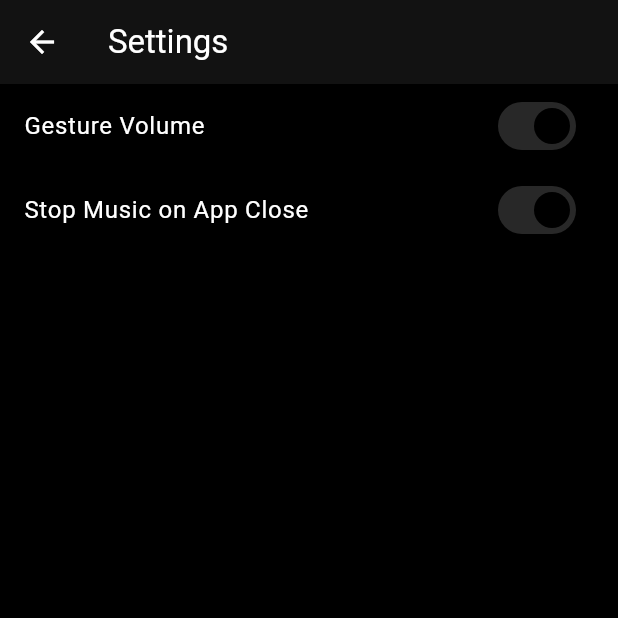
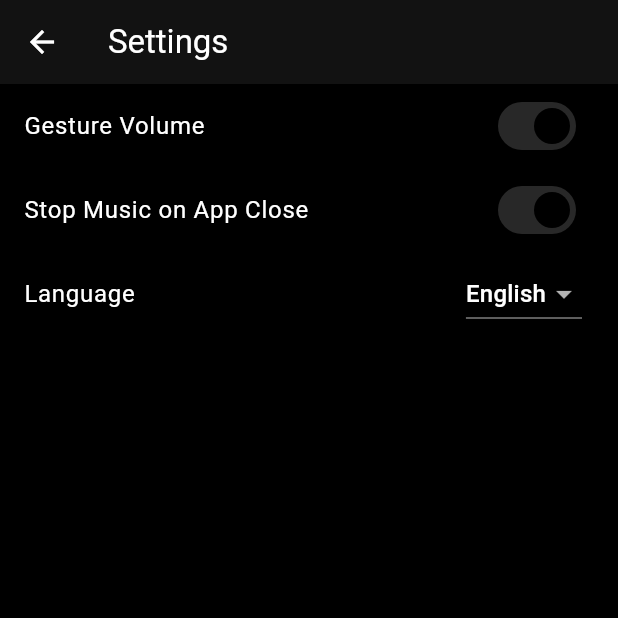
Before and after one commit to mr-harsh-ji/raag_music, a Flutter app: the screen it shows after launch, in the side drawer, after a tap on "Settings", on a phone screen of 412 x 824 dp, the top half of it. Run offline on Flutter 3.47's test engine with Material 3 defaults, Android fonts, the phone set to English and light mode, and no system bars; our stand-ins replace audio_service, get_it, just_audio, marquee, on_audio_query, package_info_plus and 2 more.

Commit message:
Language feature added (not live yet)

```diff
--- /dev/null
+++ b/lib/locals/lang/en.dart
@@ -0,0 +1,13 @@
+const Map<String, String> en = {
+  "songs": "Songs",
+  "albums": "Albums",
+  "artists": "Artists",
+  "playlists": "Playlists",
+  "genres": "Genres",
+  "settings": "Settings",
+  "about": "About",
+  "search": "Search",
+  "now_playing": "Now Playing",
+  "folders": "Folders",
+  "language": "Language"
+};
--- /dev/null
+++ b/lib/locals/lang/hi.dart
@@ -0,0 +1,13 @@
+const Map<String, String> hi = {
+  "songs": "गाने",
+  "albums": "एलबम",
+  "artists": "कलाकार",
+  "playlists": "प्लेलिस्ट",
+  "genres": "शैलियाँ",
+  "settings": "सेटिंग्स",
+  "about": "हमारे बारे में",
+  "search": "खोजें",
+  "now_playing": "अभी चल रहा है",
+  "folders": "फोल्डर",
+  "language": "भाषा"
+};
--- /dev/null
+++ b/lib/locals/lang/ur.dart
@@ -0,0 +1,13 @@
+const Map<String, String> ur = {
+  "songs": "گانے",
+  "albums": "البمز",
+  "artists": "فنکار",
+  "playlists": "پلے لسٹس",
+  "genres": "اصناف",
+  "settings": "ترتیبات",
+  "about": "ہمارے بارے میں",
+  "search": "تلاش کریں",
+  "now_playing": "اب چل رہا ہے۔",
+  "folders": "فولڈرز",
+  "language": "زبان"
+};
--- /dev/null
+++ b/lib/locals/language_provider.dart
@@ -0,0 +1,30 @@
+import 'package:flutter/material.dart';
+import 'package:raag_music/locals/lang/en.dart';
+import 'package:raag_music/locals/lang/hi.dart';
+import 'package:raag_music/locals/lang/ur.dart';
+
+class LanguageProvider with ChangeNotifier {
+  Locale _appLocale = const Locale('en');
+  Map<String, String> _localizedStrings = en;
+
+  final Map<String, Map<String, String>> _languages = {
+    'en': en,
+    'hi': hi,
+    'ur': ur,
+  };
+
+  Locale get appLocale => _appLocale;
+
+  void changeLanguage(Locale newLocale) {
+    if (_appLocale == newLocale) {
+      return;
+    }
+    _appLocale = newLocale;
+    _localizedStrings = _languages[newLocale.languageCode] ?? en;
+    notifyListeners();
+  }
+
+  String getTranslatedString(String key) {
+    return _localizedStrings[key] ?? key;
+  }
+}
--- /dev/null
+++ b/lib/locals/string_extension.dart
@@ -0,0 +1,8 @@
+import 'package:get_it/get_it.dart';
+import 'package:raag_music/locals/language_provider.dart';
+
+extension Translate on String {
+  String get tr {
+    return GetIt.instance<LanguageProvider>().getTranslatedString(this);
+  }
+}
--- a/lib/main.dart
+++ b/lib/main.dart
@@ -1,37 +1,76 @@
 import 'package:audio_service/audio_service.dart';
 import 'package:flutter/material.dart';
+import 'package:flutter_localizations/flutter_localizations.dart';
 import 'package:get_it/get_it.dart';
 import 'package:permission_handler/permission_handler.dart';
 import 'package:provider/provider.dart';
 import 'package:raag_music/services/audio_handler.dart';
+import 'package:shared_preferences/shared_preferences.dart';
 
 import 'App Themes/theme_provider.dart';
+import 'locals/language_provider.dart';
 import 'screens/bottom_navigation_screen.dart';
 
 Future<void> main() async {
   WidgetsFlutterBinding.ensureInitialized();
   await Permission.notification.request();
+
+  final languageProvider = LanguageProvider();
+  GetIt.instance.registerSingleton<LanguageProvider>(languageProvider);
   GetIt.instance.registerSingleton<AudioHandler>(await initAudioService());
-  runApp(ChangeNotifierProvider(
-    create: (_) => ThemeProvider(),
+
+  runApp(
+    MultiProvider(
+      providers: [
+        ChangeNotifierProvider(create: (_) => ThemeProvider()),
+        ChangeNotifierProvider.value(value: languageProvider),
+      ],
       child: const MyApp(),
-  ),);
+    ),
+  );
 }
 
-class MyApp extends StatelessWidget {
+class MyApp extends StatefulWidget {
   const MyApp({super.key});
 
   @override
+  State<MyApp> createState() => _MyAppState();
+}
+
+class _MyAppState extends State<MyApp> {
+  @override
+  void initState() {
+    super.initState();
+    _loadLanguage();
+  }
+
+  Future<void> _loadLanguage() async {
+    final prefs = await SharedPreferences.getInstance();
+    final languageCode = prefs.getString('languageCode') ?? 'en';
+    GetIt.instance<LanguageProvider>().changeLanguage(Locale(languageCode));
+  }
+
+  @override
   Widget build(BuildContext context) {
-    return Consumer<ThemeProvider>(
-        builder: (context, theme, _) {
+    return Consumer2<ThemeProvider, LanguageProvider>(
+        builder: (context, theme, language, _) {
       return MaterialApp(
         debugShowCheckedModeBanner: false,
         title: 'Raag Music',
         theme: theme.themeData,
+        locale: language.appLocale,
+        supportedLocales: const [
+          Locale('en', ''),
+          Locale('hi', ''),
+          Locale('ur', ''),
+        ],
+        localizationsDelegates: const [
+          GlobalMaterialLocalizations.delegate,
+          GlobalWidgetsLocalizations.delegate,
+          GlobalCupertinoLocalizations.delegate,
+        ],
         home: const BottomNavigationScreen(),
       );
-        }
-    );
+    });
   }
 }
--- a/lib/screens/settings_screen.dart
+++ b/lib/screens/settings_screen.dart
@@ -1,4 +1,7 @@
 import 'package:flutter/material.dart';
+import 'package:provider/provider.dart';
+import 'package:raag_music/locals/language_provider.dart';
+import 'package:raag_music/locals/string_extension.dart';
 import 'package:shared_preferences/shared_preferences.dart';
 
 class SettingsScreen extends StatefulWidget {
@@ -43,9 +46,10 @@ class _SettingsScreenState extends State<SettingsScreen> {
 
   @override
   Widget build(BuildContext context) {
+    final languageProvider = Provider.of<LanguageProvider>(context);
     return Scaffold(
       appBar: AppBar(
-        title: const Text('Settings'),
+        title: Text('settings'.tr),
       ),
       body: ListView(
         children: [
@@ -59,6 +63,32 @@ class _SettingsScreenState extends State<SettingsScreen> {
             value: _stopOnClose,
             onChanged: _setStopOnClose,
           ),
+          ListTile(
+            title: Text('language'.tr),
+            trailing: DropdownButton<String>(
+              value: languageProvider.appLocale.languageCode,
+              onChanged: (String? newValue) {
+                if (newValue != null) {
+                  languageProvider.changeLanguage(Locale(newValue));
+                  _prefs.setString('languageCode', newValue);
+                }
+              },
+              items: const [
+                DropdownMenuItem(
+                  value: 'en',
+                  child: Text('English'),
+                ),
+                DropdownMenuItem(
+                  value: 'hi',
+                  child: Text('हिंदी'),
+                ),
+                DropdownMenuItem(
+                  value: 'ur',
+                  child: Text('اردو'),
+                ),
+              ],
+            ),
+          ),
         ],
       ),
     );
--- a/pubspec.yaml
+++ b/pubspec.yaml
@@ -29,6 +29,8 @@ environment:
 # versions available, run `flutter pub outdated`.
 dependencies:
   flutter:
+    sdk: flutter
+  flutter_localizations:
     sdk: flutter
 
   # The following adds the Cupertino Icons font to your application.
```
Also changed, not shown: pubspec.lock. Lines whose indentation alone changed are shown as unchanged.
